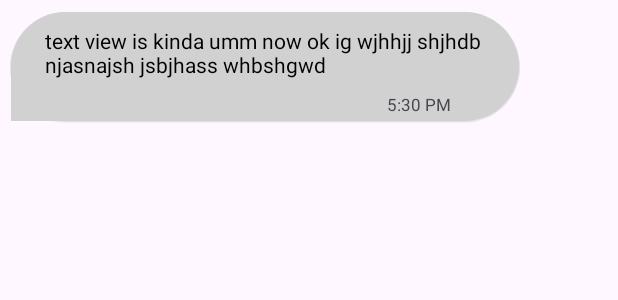
After one commit to Ash-2903/Chat-App, an Android app: the layout sample_incoming_chat.xml on its own in the app's theme, with its tools: preview values and no code run, on a phone screen of 412 x 824 dp. The commit adds this screen. Shown: the top 300 px of the screen. Run offline under Robolectric (Android 15) with nearby library versions, the phone set to English and light mode, and no system bars; Roboto replaces fonts that are not available here.

Commit message:
design chat layout

```diff
--- a/app/src/main/java/com/example/chatapplication/Fragments/ChatsFragment.java
+++ b/app/src/main/java/com/example/chatapplication/Fragments/ChatsFragment.java
@@ -15,6 +15,7 @@ import com.example.chatapplication.Adapter.UsersAdapter;
 import com.example.chatapplication.R;
 import com.example.chatapplication.databinding.FragmentChatsBinding;
 import com.example.chatapplication.models.Users;
+import com.google.firebase.auth.FirebaseAuth;
 import com.google.firebase.database.DataSnapshot;
 import com.google.firebase.database.DatabaseError;
 import com.google.firebase.database.FirebaseDatabase;
@@ -57,7 +58,8 @@ public class ChatsFragment extends Fragment {
                     Users users = dataSnapshot.getValue(Users.class);
                     assert users != null; // to solve null pointer exception warning
                     users.setUserId(dataSnapshot.getKey());
-                    list.add(users);
+                    if(!users.getUserId().equals(FirebaseAuth.getInstance().getUid()))
+                        list.add(users);
                 }
                 adapter.notifyDataSetChanged();
             }
--- /dev/null
+++ b/app/src/main/res/drawable/chat_incoming.xml
@@ -0,0 +1,56 @@
+<?xml version="1.0" encoding="utf-8"?>
+<layer-list xmlns:android="http://schemas.android.com/apk/res/android">
+
+    <!--Shadow Layer-->
+
+
+    <item android:right="@dimen/dp10">
+        <shape android:shape="rectangle">
+            <corners android:radius="@dimen/dp100" />
+            <padding
+                android:bottom="1px"
+                android:left="1px"
+                android:right="1px" />
+            <solid android:color="#01000000" />
+        </shape>
+    </item>
+
+    <!--===============-->
+
+
+    <item android:right="@dimen/dp10">
+        <shape android:shape="rectangle">
+            <corners android:radius="@dimen/dp100" />
+            <padding android:bottom="1px" />
+            <solid android:color="#09000000" />
+        </shape>
+    </item>
+
+    <!--===============-->
+
+
+    <item android:right="@dimen/dp10">
+        <shape android:shape="rectangle">
+            <corners android:radius="@dimen/dp100" />
+            <padding
+                android:bottom="1px"
+                android:left="1px"
+                android:right="1px" />
+            <solid android:color="#10000000" />
+        </shape>
+    </item>
+
+    <!--===============-->
+
+
+    <!--ForeGround-->
+
+
+    <item android:right="@dimen/dp10">
+        <shape android:shape="rectangle">
+            <solid android:color="@color/tabL_grey_lGray" />
+            <corners android:bottomLeftRadius="0dp" android:radius="@dimen/dp100" />
+        </shape>
+    </item>
+
+</layer-list>
--- a/app/src/main/res/layout/chat_layout.xml
+++ b/app/src/main/res/layout/chat_layout.xml
@@ -7,13 +7,13 @@
 
     <de.hdodenhof.circleimageview.CircleImageView
         android:id="@+id/pfp"
-        android:layout_width="@dimen/dp75"
-        android:layout_height="@dimen/dp75"
+        android:layout_width="@dimen/dp65"
+        android:layout_height="@dimen/dp65"
         android:layout_margin="@dimen/dp5"
         android:padding="@dimen/dp5"
         android:src="@drawable/profile"
         app:civ_border_color="@color/black"
-        app:civ_border_width="@dimen/dp2" />
+        app:civ_border_width="@dimen/dp1" />
 
     <LinearLayout
         android:layout_width="match_parent"
--- /dev/null
+++ b/app/src/main/res/layout/sample_incoming_chat.xml
@@ -0,0 +1,57 @@
+<?xml version="1.0" encoding="utf-8"?>
+<androidx.constraintlayout.widget.ConstraintLayout xmlns:android="http://schemas.android.com/apk/res/android"
+    android:layout_width="wrap_content"
+    android:layout_height="wrap_content"
+    android:background="@drawable/chat_incoming"
+    xmlns:app="http://schemas.android.com/apk/res-auto"
+    android:layout_marginStart="@dimen/dp5"
+    android:layout_marginTop="@dimen/dp7"
+    android:layout_marginEnd="@dimen/dp7"
+    android:paddingStart="@dimen/dp1"
+    android:paddingEnd="@dimen/dp10"
+    android:maxWidth="@dimen/dp320"
+    android:maxHeight="@dimen/dp400"
+    android:minHeight="@dimen/dp30">
+
+    <TextView
+        android:id="@+id/receiveText"
+        android:layout_width="wrap_content"
+        android:layout_height="wrap_content"
+        android:layout_margin="@dimen/dp8"
+        android:paddingBottom="@dimen/dp8"
+        android:singleLine="false"
+        android:maxWidth="@dimen/dp270"
+        android:minWidth="@dimen/dp50"
+        android:textColor="@color/chat_texts"
+        android:text="text view is kinda umm now ok ig wjhhjj shjhdb njasnajsh jsbjhass whbshgwd"
+        app:layout_constraintBottom_toToTopOf="@+id/receiveTime"
+        app:layout_constraintEnd_toEndOf="parent"
+        app:layout_constraintHorizontal_bias="1.0"
+        app:layout_constraintStart_toStartOf="@+id/guideline"
+        app:layout_constraintTop_toTopOf="parent"
+        app:layout_constraintVertical_bias="1.0" />
+
+    <TextView
+        android:id="@+id/receiveTime"
+        android:layout_width="wrap_content"
+        android:layout_height="wrap_content"
+        android:layout_marginEnd="@dimen/dp4"
+        android:layout_marginBottom="@dimen/dp3"
+        android:text="5:30 PM"
+        android:textSize="11sp"
+        app:layout_constraintBottom_toBottomOf="parent"
+        app:layout_constraintEnd_toEndOf="parent"
+        app:layout_constraintHorizontal_bias="0.85"
+        app:layout_constraintStart_toStartOf="@+id/guideline"
+        app:layout_constraintTop_toBottomOf="@id/receiveText" />
+
+    <androidx.constraintlayout.widget.Guideline
+        android:id="@+id/guideline"
+        android:layout_width="wrap_content"
+        android:layout_height="wrap_content"
+        android:orientation="vertical"
+        app:layout_constraintGuide_begin="@dimen/dp12" />
+
+
+
+</androidx.constraintlayout.widget.ConstraintLayout>
--- a/app/src/main/res/values-night/themes.xml
+++ b/app/src/main/res/values-night/themes.xml
@@ -29,11 +29,15 @@
     </style>
 
     <!--    Tab Layout-->
-    <color name="tabL_grey_lGray">#7D7C7C</color>
-    <color name="tabText_blue_lBlue">#87C4FF</color>
+    <color name="tabL_grey_lGray">#393E46</color>
+    <color name="tabText_blue_lBlue">#2C74B3</color>
     <color name="tabText_white_grey">#D1D1D1</color>
 
     <!--    Recycler View-->
     <color name="rView_white_black">@color/white</color>
 
+    <!--    Chats-->
+    <color name="chat_texts">@color/white</color>
+    <color name="outgoing_chats">@color/light_blue</color>
+
 </resources>
--- a/app/src/main/res/values/colors.xml
+++ b/app/src/main/res/values/colors.xml
@@ -10,12 +10,14 @@
 
 <!--    light mode -->
     <color name="light_blue">#7c8ecc</color>
+    <color name="lighter_blue">#7CA1CC</color>
     <color name="bg_grey_light">#EDEDED</color>
     <color name="grey">#D1D1D1</color>
 
 <!--    dark mode-->
     <color name="bg_grey_dark">#232D3F</color>
     <color name="dark_grey">#393E46</color>
+
 <!--    <color name="dark_blue">#36457a</color>    app bar in dark mode -->
 
 </resources>
--- a/app/src/main/res/values/themes.xml
+++ b/app/src/main/res/values/themes.xml
@@ -41,4 +41,8 @@
 <!--    Recycler View-->
     <color name="rView_white_black">@color/black</color>
 
+<!--    Chats-->
+    <color name="chat_texts">@color/black</color>
+    <color name="outgoing_chats">@color/lighter_blue</color>
+
 </resources>
```
Also changed, not shown: app/src/main/AndroidManifest.xml (+6 -7 lines), app/src/main/java/com/example/chatapplication/Adapter/UsersAdapter.java (+12 -0 lines), app/src/main/java/com/example/chatapplication/ChatActivity.java (added, +46 -0 lines), app/src/main/java/com/example/chatapplication/models/Message.java (added, +7 -0 lines), app/src/main/res/drawable/chat_outgoing.xml (added, +56 -0 lines), app/src/main/res/layout/activity_chat.xml (added, +95 -0 lines), app/src/main/res/layout/sample_outgoing_chat.xml (added, +61 -0 lines), app/src/main/res/drawable/ic_back.png (added), app/src/main/res/drawable/ic_send.png (added), app/src/main/res/drawable/profile.png.
